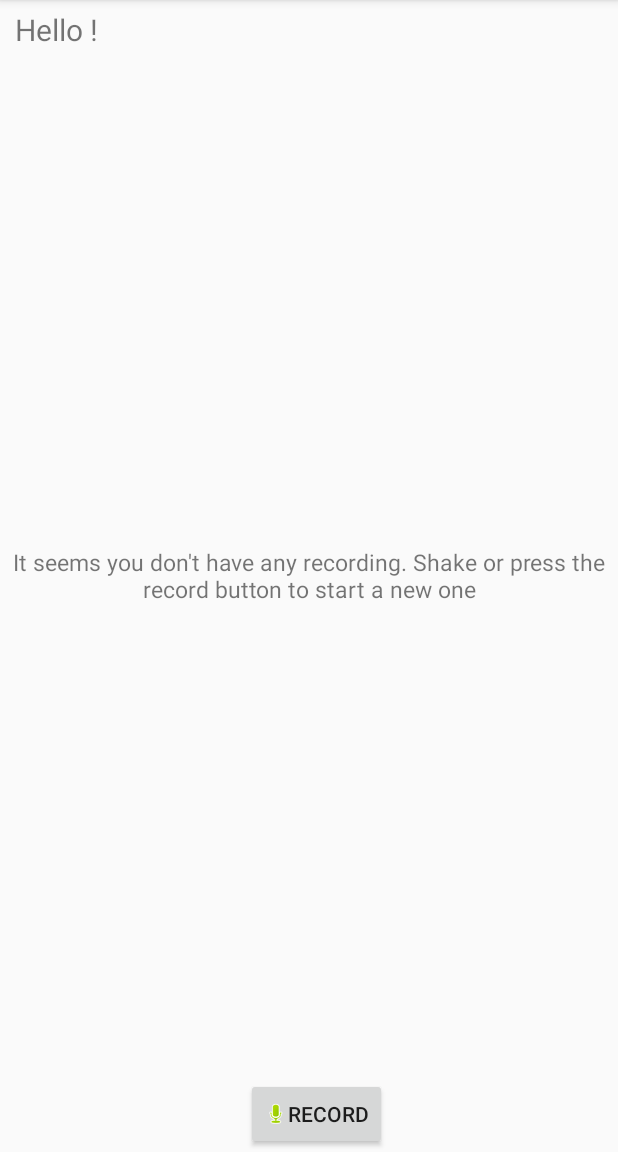
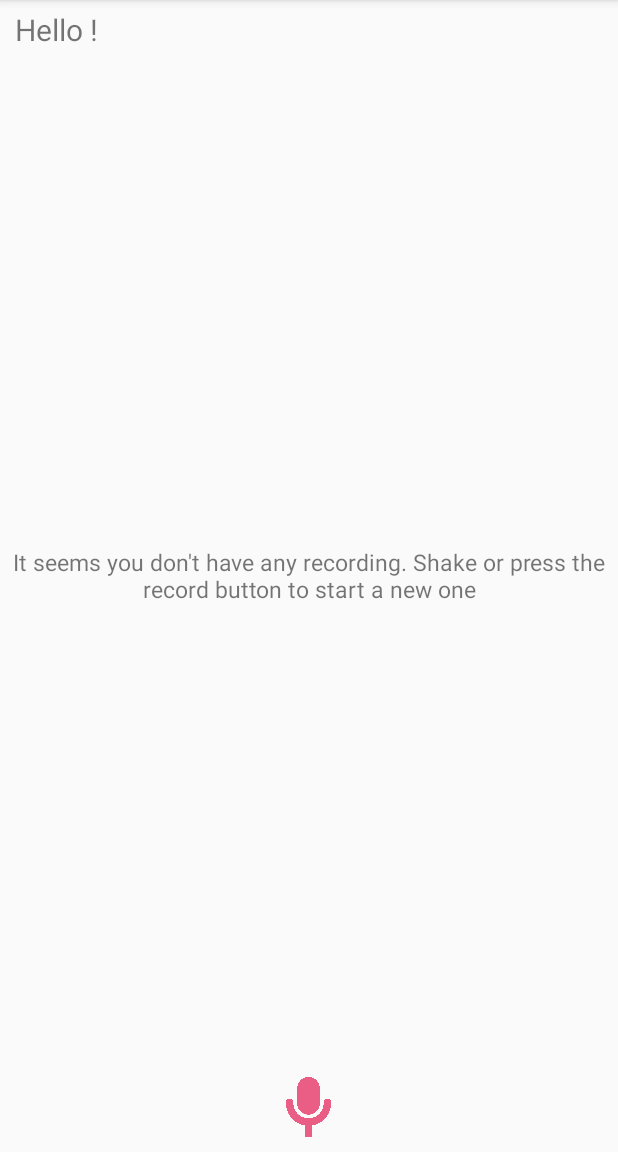
Before and after one commit to imperatorialejandro/grupo_622, an Android app: the MainActivity screen opened directly, with no data from a screen before it, on a phone screen of 412 x 824 dp, the part 84-1236 px from its top. Run offline under Robolectric (Android 15) with nearby library versions, the phone set to English and light mode, and no system bars; 1 statement that could not run was skipped.

Commit message:
adding icons

```diff
--- a/codigo/app/src/main/java/com/tpsoa/MainActivity.kt
+++ b/codigo/app/src/main/java/com/tpsoa/MainActivity.kt
@@ -211,7 +211,6 @@ class MainActivity : BaseActivity() {
     private fun resumeRecording() {
         Toast.makeText(this, "Resuming voice note", Toast.LENGTH_SHORT).show()
         mediaRecorder.resume()
-        pauseResumeBtn.text = "Pause"
         isRecording = true
     }
 
@@ -220,7 +219,6 @@ class MainActivity : BaseActivity() {
         mediaRecorder.pause()
         mediaRecorder.pause()
         isRecording = false
-        pauseResumeBtn.text = "Resume"
     }
 
     private fun updateListView() {
--- a/codigo/app/src/main/res/drawable/play_btn_background.xml
+++ /dev/null
@@ -1,8 +0,0 @@
-<?xml version="1.0" encoding="utf-8"?>
-<shape xmlns:android="http://schemas.android.com/apk/res/android"
-    android:shape="oval">
-
-    <solid android:color="@color/colorPlay"> </solid>
-    <size android:width="1dp" android:height="1dp"/>
-
-</shape>
--- a/codigo/app/src/main/res/layout/activity_main.xml
+++ b/codigo/app/src/main/res/layout/activity_main.xml
@@ -27,39 +27,60 @@
     <LinearLayout
         android:id="@+id/button_layout"
         android:layout_width="fill_parent"
-        android:layout_height="50dp"
+        android:layout_height="60dp"
         android:gravity="center"
+        android:layout_weight="3"
         android:layout_centerHorizontal="true"
         android:layout_alignParentBottom="true"
         android:orientation="horizontal">
 
-        <Button
-            android:id="@+id/pauseResumeBtn"
-            android:layout_width="wrap_content"
-            android:layout_height="wrap_content"
-            android:layout_weight="1"
-            android:drawableStart="@android:drawable/ic_media_pause"
-            android:onClick="onPauseResumeClick"
-            android:text="@string/pause"
-            android:visibility="invisible" />
+        <LinearLayout
+            android:layout_width="fill_parent"
+            android:layout_height="match_parent"
+            android:gravity="center"
+            android:layout_weight="1">
 
-        <Button
-            android:id="@+id/recordBtn"
-            android:layout_width="wrap_content"
-            android:layout_height="wrap_content"
-            android:drawableStart="@android:drawable/presence_audio_online"
-            android:onClick="onRecordClick"
-            android:text="@string/record" />
+            <ImageButton
+                android:id="@+id/pauseResumeBtn"
+                android:layout_width="30dp"
+                android:layout_height="40dp"
+                android:background="@drawable/ic_pause_btn"
+                android:visibility="invisible"
+                android:onClick="onPauseResumeClick" />
 
-        <Button
-            android:id="@+id/stopBtn"
-            android:layout_width="wrap_content"
-            android:layout_height="wrap_content"
-            android:layout_weight="1"
-            android:drawableStart="@android:drawable/checkbox_off_background"
-            android:onClick="onStopClick"
-            android:text="@string/stop"
-            android:visibility="invisible" />
+        </LinearLayout>
+
+        <LinearLayout
+            android:layout_width="fill_parent"
+            android:layout_height="match_parent"
+            android:gravity="center"
+            android:layout_weight="1">
+
+            <ImageButton
+                android:id="@+id/recordBtn"
+                android:layout_width="30dp"
+                android:layout_height="40dp"
+                android:background="@drawable/ic_record_btn"
+                android:onClick="onRecordClick" />
+
+        </LinearLayout>
+
+        <LinearLayout
+            android:layout_width="fill_parent"
+            android:layout_height="match_parent"
+            android:gravity="center"
+            android:layout_weight="1">
+
+            <ImageButton
+                android:id="@+id/stopBtn"
+                android:layout_width="30dp"
+                android:layout_height="40dp"
+                android:background="@drawable/ic_stop_btn"
+                android:visibility="invisible"
+                android:onClick="onStopClick" />
+
+        </LinearLayout>
+
     </LinearLayout>
 
     <TextView
--- a/codigo/app/src/main/res/layout/item.xml
+++ b/codigo/app/src/main/res/layout/item.xml
@@ -4,7 +4,9 @@
     android:layout_width="match_parent"
     android:layout_height="wrap_content"
     android:orientation="horizontal"
-    android:padding="5dp">
+    android:padding="5dp"
+    android:layout_marginEnd="10dp"
+    android:layout_marginStart="10dp">
 
     <LinearLayout
         android:layout_width="match_parent"
@@ -46,14 +48,12 @@
 
     </LinearLayout>
 
-    <Button
+    <ImageButton
         android:id="@+id/playBtn"
-        android:layout_width="wrap_content"
-        android:layout_height="wrap_content"
-        android:layout_weight="1"
+        android:layout_height="40dp"
+        android:layout_width="30dp"
+        android:layout_weight="0"
         android:layout_gravity="center"
-        android:background="@drawable/play_btn_background"
-        android:enabled="false"
-        android:text="play" />
+        android:background="@drawable/ic_play_btn"/>
 
 </LinearLayout>
```
Also changed, not shown: codigo/app/src/main/res/drawable-v24/ic_pause_btn.png (added), codigo/app/src/main/res/drawable-v24/ic_play_btn.png (added), codigo/app/src/main/res/drawable-v24/ic_record_btn.png (added), codigo/app/src/main/res/drawable-v24/ic_stop_btn.png (added).
